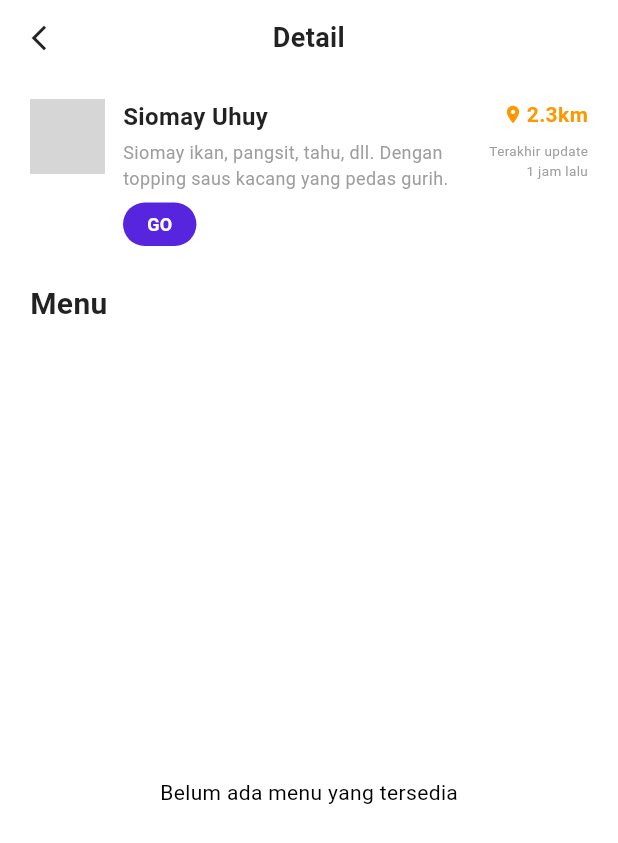
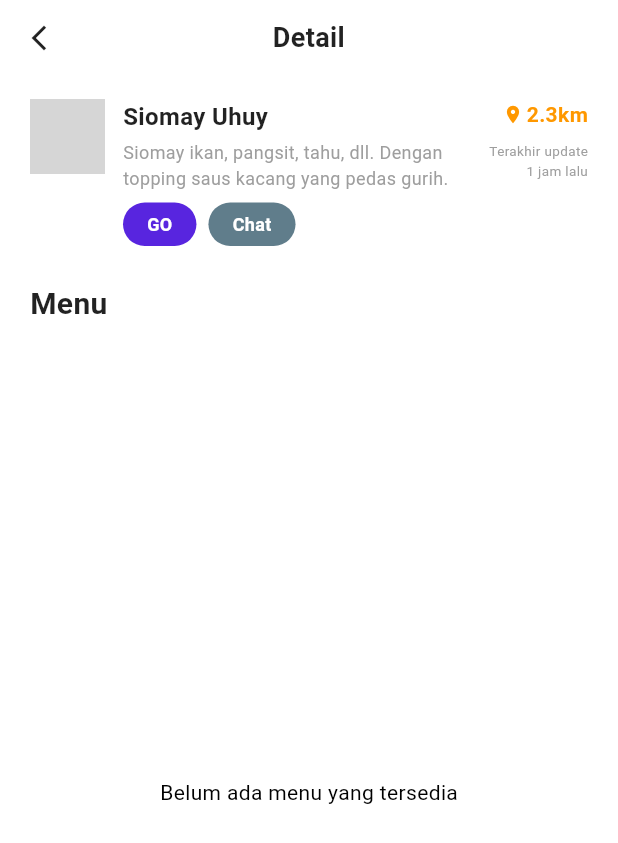
Before and after one commit to MedG12/WarGo, a Flutter app: the DetailScreen screen opened directly with sample values from the repository, on a phone screen of 412 x 824 dp. Shown: the top 843 px of the screen. Run offline on Flutter 3.47's test engine with Material 3 defaults, Android fonts, the phone set to English and light mode, and no system bars; our stand-ins replace cloud_firestore, firebase_auth, firebase_core, firebase_database, flutter_local_notifications, flutter_map and 6 more; accounts and stored records are empty; grey boxes are pictures that could not be loaded.

Commit message:
merchant chat

```diff
--- a/lib/screens/user/detail_screen.dart
+++ b/lib/screens/user/detail_screen.dart
@@ -2,6 +2,7 @@ import 'package:flutter/material.dart';
 import 'package:wargo/models/merchant.dart';
 import 'package:wargo/models/merchant/menu_model.dart';
 import 'package:wargo/services/merchant/merchant_service.dart';
+import 'package:wargo/screens/user/chats_screen.dart'; // ✅ Tambahkan ini
 
 const Color primaryColor = Color(0xFF0E2148);
 const Color goButtonColor = Color(0xFF5825DF);
@@ -11,7 +12,6 @@ String formatRupiah(int amount) {
   String result = amount.toString();
   String formattedResult = '';
 
-  // Tambahkan titik setiap 3 digit dari belakang
   for (int i = result.length - 1; i >= 0; i--) {
     formattedResult = result[i] + formattedResult;
     if ((result.length - i) % 3 == 0 && i != 0) {
@@ -25,10 +25,7 @@ String formatRupiah(int amount) {
 class DetailScreen extends StatefulWidget {
   final Merchant merchant;
 
-  const DetailScreen({
-    Key? key,
-    required this.merchant,
-  }) : super(key: key);
+  const DetailScreen({Key? key, required this.merchant}) : super(key: key);
 
   @override
   State<DetailScreen> createState() => _DetailScreenState();
@@ -44,44 +41,36 @@ class _DetailScreenState extends State<DetailScreen> {
       body: SafeArea(
         child: Column(
           children: [
-            // Header dengan AppBar
+            // AppBar
             Container(
               padding: const EdgeInsets.symmetric(horizontal: 16, vertical: 12),
               child: Row(
                 children: [
                   GestureDetector(
                     onTap: () => Navigator.pop(context),
-                    child: const Icon(
-                      Icons.arrow_back_ios_new,
-                      color: Colors.black87,
-                      size: 20,
-                    ),
+                    child: const Icon(Icons.arrow_back_ios_new, color: Colors.black87, size: 20),
                   ),
                   const Expanded(
                     child: Text(
                       'Detail',
                       textAlign: TextAlign.center,
-                      style: TextStyle(
-                        fontSize: 18,
-                        fontWeight: FontWeight.w600,
-                        color: Colors.black87,
+                      style: TextStyle(fontSize: 18, fontWeight: FontWeight.w600, color: Colors.black87),
                     ),
                   ),
-                  ),
-                  const SizedBox(width: 20), // Balance untuk center title
+                  const SizedBox(width: 20),
                 ],
               ),
             ),
 
             const SizedBox(height: 16),
 
-            // Merchant info (TANPA card)
+            // Merchant info
             Padding(
               padding: const EdgeInsets.symmetric(horizontal: 20),
               child: Row(
                 crossAxisAlignment: CrossAxisAlignment.start,
                 children: [
-                  // Logo merchant
+                  // Logo
                   Container(
                     width: 50,
                     height: 50,
@@ -99,103 +88,87 @@ class _DetailScreenState extends State<DetailScreen> {
                   ),
                   const SizedBox(width: 12),
 
-                  // Info merchant (nama + deskripsi + GO button)
+                  // Nama + deskripsi + tombol
                   Expanded(
                     child: Column(
                       crossAxisAlignment: CrossAxisAlignment.start,
                       children: [
                         Text(
                           widget.merchant.name,
-                          style: const TextStyle(
-                            fontSize: 16,
-                            fontWeight: FontWeight.w600,
-                            color: Colors.black87,
-                          ),
+                          style: const TextStyle(fontSize: 16, fontWeight: FontWeight.w600, color: Colors.black87),
                         ),
                         const SizedBox(height: 4),
                         Text(
                           widget.merchant.description,
-                          style: const TextStyle(
-                            fontSize: 12,
-                            color: Colors.grey,
-                          ),
-                          // Hapus maxLines dan overflow agar tampil semua
+                          style: const TextStyle(fontSize: 12, color: Colors.grey),
                         ),
                         const SizedBox(height: 8),
-                        // GO button di bawah deskripsi
-                        Align(
-                          alignment: Alignment.centerLeft,
-                          child: GestureDetector(
+
+                        // ✅ Tambahkan Row untuk tombol GO dan Chat
+                        Row(
+                          children: [
+                            GestureDetector(
                               onTap: () {
-                              print('GO button tapped!'); // Action for GO button
+                                print('GO button tapped!');
                               },
                               child: Container(
-                              padding: const EdgeInsets.symmetric(
-                                horizontal: 16,
-                                vertical: 6,
-                              ),
+                                padding: const EdgeInsets.symmetric(horizontal: 16, vertical: 6),
                                 decoration: BoxDecoration(
                                   color: goButtonColor,
                                   borderRadius: BorderRadius.circular(16),
                                 ),
                                 child: const Text(
                                   'GO',
-                                style: TextStyle(
-                                  color: Colors.white,
-                                  fontSize: 12,
-                                  fontWeight: FontWeight.w600,
+                                  style: TextStyle(color: Colors.white, fontSize: 12, fontWeight: FontWeight.w600),
                                 ),
                               ),
+                            ),
+                            const SizedBox(width: 8),
+                            GestureDetector(
+                              onTap: () {
+                                Navigator.push(
+                                  context,
+                                  MaterialPageRoute(builder: (context) => const ChatsScreen()),
+                                );
+                              },
+                              child: Container(
+                                padding: const EdgeInsets.symmetric(horizontal: 16, vertical: 6),
+                                decoration: BoxDecoration(
+                                  color: Colors.blueGrey,
+                                  borderRadius: BorderRadius.circular(16),
+                                ),
+                                child: const Text(
+                                  'Chat',
+                                  style: TextStyle(color: Colors.white, fontSize: 12, fontWeight: FontWeight.w600),
                                 ),
                               ),
                             ),
                           ],
                         ),
+                      ],
+                    ),
                   ),
 
-                  // Jarak dan Update terakhir (kanan)
+                  // Jarak & update terakhir
                   Column(
                     crossAxisAlignment: CrossAxisAlignment.end,
                     children: [
-                      // Jarak di atas (diperbesar)
                       Row(
-                        mainAxisSize: MainAxisSize.min,
                         children: [
-                          const Icon(
-                            Icons.location_on,
-                            color: Colors.orange,
-                            size: 14,
-                          ),
+                          const Icon(Icons.location_on, color: Colors.orange, size: 14),
                           const SizedBox(width: 2),
                           Text(
-                            widget.merchant.distance!,
-                            style: const TextStyle(
-                              fontSize: 14, // Diperbesar dari 12 ke 14
-                              fontWeight: FontWeight.w600,
-                              color: Colors.orange,
-                            ),
+                            widget.merchant.distance ?? '-',
+                            style: const TextStyle(fontSize: 14, fontWeight: FontWeight.w600, color: Colors.orange),
                           ),
                         ],
                       ),
                       const SizedBox(height: 8),
-                      // Terakhir update multiline (diperkecil)
                       const Column(
                         crossAxisAlignment: CrossAxisAlignment.end,
                         children: [
-                          Text(
-                            'Terakhir update',
-                            style: TextStyle(
-                              fontSize: 9, // Diperkecil dari 11 ke 9
-                              color: Colors.grey,
-                            ),
-                          ),
-                          Text(
-                            '1 jam lalu',
-                            style: TextStyle(
-                              fontSize: 9, // Diperkecil dari 11 ke 9
-                              color: Colors.grey,
-                            ),
-                          ),
+                          Text('Terakhir update', style: TextStyle(fontSize: 9, color: Colors.grey)),
+                          Text('1 jam lalu', style: TextStyle(fontSize: 9, color: Colors.grey)),
                         ],
                       ),
                     ],
@@ -206,7 +179,7 @@ class _DetailScreenState extends State<DetailScreen> {
 
             const SizedBox(height: 24),
 
-            // Menu section
+            // Menu
             Expanded(
               child: Column(
                 crossAxisAlignment: CrossAxisAlignment.start,
@@ -215,16 +188,11 @@ class _DetailScreenState extends State<DetailScreen> {
                     padding: EdgeInsets.symmetric(horizontal: 20),
                     child: Text(
                       'Menu',
-                      style: TextStyle(
-                        fontSize: 20,
-                        fontWeight: FontWeight.bold,
-                        color: Colors.black87,
-                      ),
+                      style: TextStyle(fontSize: 20, fontWeight: FontWeight.bold, color: Colors.black87),
                     ),
                   ),
                   const SizedBox(height: 16),
 
-                  // Menu list
                   Expanded(
                     child: StreamBuilder<List<MenuModel>>(
                       stream: _merchantService.getMerchantMenus(widget.merchant.id),
@@ -234,17 +202,12 @@ class _DetailScreenState extends State<DetailScreen> {
                         }
 
                         if (snapshot.hasError) {
-                          return Center(
-                            child: Text('Error: ${snapshot.error}'),
-                          );
+                          return Center(child: Text('Error: ${snapshot.error}'));
                         }
 
                         final menus = snapshot.data ?? [];
-
                         if (menus.isEmpty) {
-                          return const Center(
-                            child: Text('Belum ada menu yang tersedia'),
-                          );
+                          return const Center(child: Text('Belum ada menu yang tersedia'));
                         }
 
                         return ListView.builder(
@@ -256,7 +219,7 @@ class _DetailScreenState extends State<DetailScreen> {
                               margin: const EdgeInsets.only(bottom: 16),
                               child: Row(
                                 children: [
-                                  // Menu image
+                                  // Gambar menu
                                   Container(
                                     width: 60,
                                     height: 60,
@@ -274,27 +237,18 @@ class _DetailScreenState extends State<DetailScreen> {
                                   ),
                                   const SizedBox(width: 12),
 
-                                  // Menu info
+                                  // Info menu
                                   Expanded(
                                     child: Column(
                                       crossAxisAlignment: CrossAxisAlignment.start,
                                       children: [
                                         Text(
                                           menuItem.name,
-                                          style: const TextStyle(
-                                            fontSize: 16,
-                                            fontWeight: FontWeight.w600,
-                                            color: Colors.black87,
-                                          ),
+                                          style: const TextStyle(fontSize: 16, fontWeight: FontWeight.w600),
                                         ),
                                         const SizedBox(height: 4),
-                                        Text(
-                                          menuItem.description,
-                                          style: const TextStyle(
-                                            fontSize: 12,
-                                            color: Colors.grey,
-                                          ),
-                                        ),
+                                        Text(menuItem.description,
+                                            style: const TextStyle(fontSize: 12, color: Colors.grey)),
                                         const SizedBox(height: 4),
                                         Text(
                                           formatRupiah(menuItem.price.toInt()),
```
Lines whose indentation alone changed are shown as unchanged.
